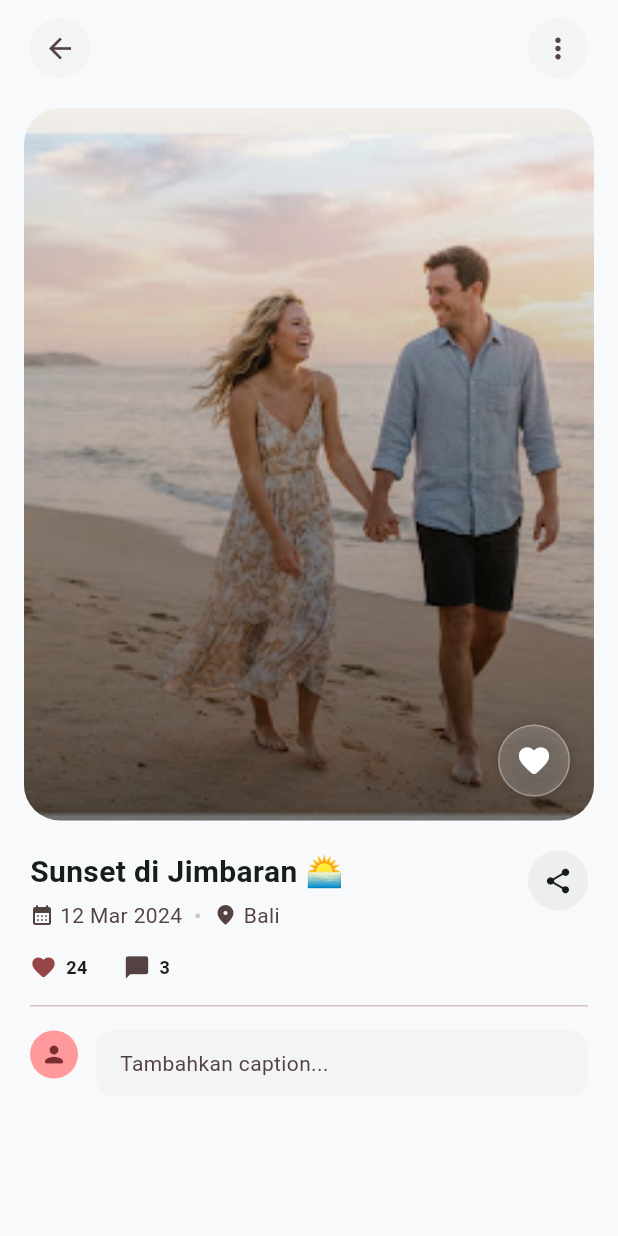
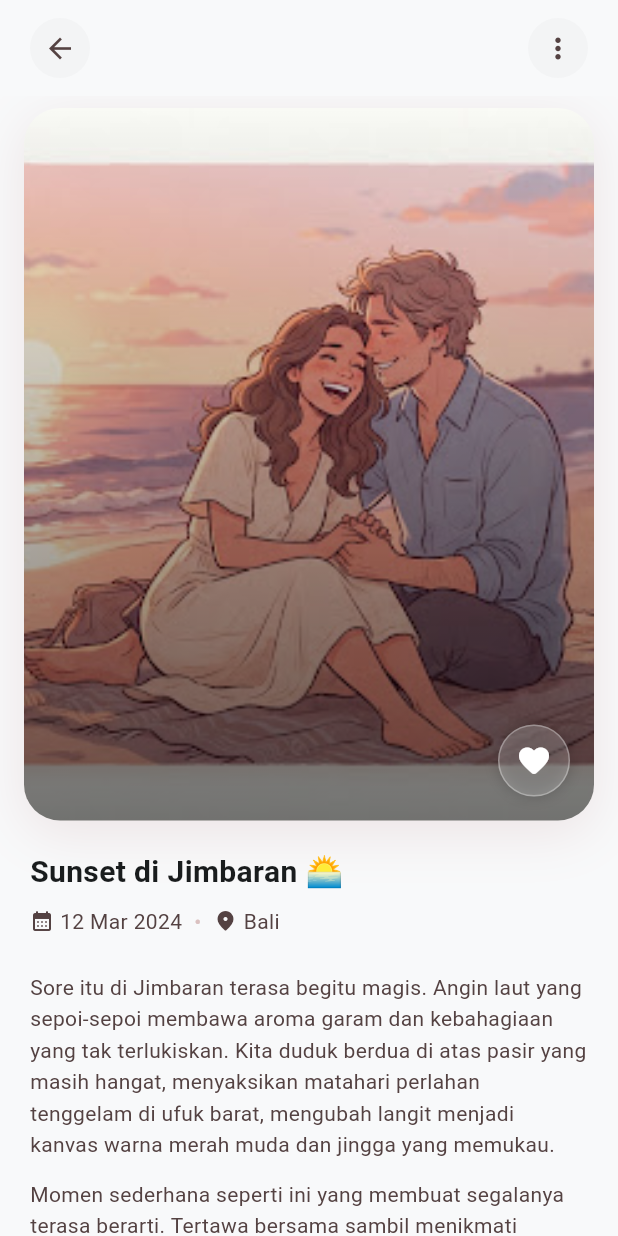
Before and after one commit to moonnstarina/Moonnlove, a Flutter app: the PhotoDetailScreen screen opened directly, on a phone screen of 412 x 824 dp. Run offline on Flutter 3.47's test engine with Material 3 defaults, Android fonts, the phone set to English and light mode, and no system bars; our stand-ins replace firebase_auth, firebase_core, firebase_database, firebase_storage, image_picker; accounts and stored records are empty.

Commit message:
feat: redesign detail foto LoveNest - shadow foto, gambar sunset, deskripsi 2 paragraf, like primary

```diff
--- a/lib/screens/photo_detail_screen.dart
+++ b/lib/screens/photo_detail_screen.dart
@@ -44,6 +44,11 @@ class _PhotoDetailScreenState extends State<PhotoDetailScreen> {
     'Rumah',
     'Bandung',
     'Yogyakarta',
+  ];
+
+  static const _descriptions = [
+    'Sore itu di Jimbaran terasa begitu magis. Angin laut yang sepoi-sepoi membawa aroma garam dan kebahagiaan yang tak terlukiskan. Kita duduk berdua di atas pasir yang masih hangat, menyaksikan matahari perlahan tenggelam di ufuk barat, mengubah langit menjadi kanvas warna merah muda dan jingga yang memukau.',
+    'Momen sederhana seperti ini yang membuat segalanya terasa berarti. Tertawa bersama sambil menikmati jagung bakar dan suara ombak yang tenang. Sebuah kenangan yang akan selalu tersimpan rapi di sudut hati yang paling hangat.',
   ];
 
   bool _liked = false;
@@ -105,9 +110,22 @@ class _PhotoDetailScreenState extends State<PhotoDetailScreen> {
   }
 
   Widget _buildPhotoCard(int index) {
-    final photoNumber = (index % 6) + 1;
+    final photoAsset = index == 0
+        ? 'assets/images/sunset.jpg'
+        : 'assets/images/album${(index % 6) + 1}.jpg';
     return Padding(
       padding: const EdgeInsets.symmetric(horizontal: 16),
+      child: DecoratedBox(
+        decoration: BoxDecoration(
+          borderRadius: BorderRadius.circular(24),
+          boxShadow: const [
+            BoxShadow(
+              color: Color(0x1F964549),
+              blurRadius: 30,
+              offset: Offset(0, 8),
+            ),
+          ],
+        ),
         child: AspectRatio(
           aspectRatio: 4 / 5,
         child: Stack(
@@ -116,7 +134,7 @@ class _PhotoDetailScreenState extends State<PhotoDetailScreen> {
             ClipRRect(
               borderRadius: BorderRadius.circular(24),
               child: Image.asset(
-                'assets/images/album$photoNumber.jpg',
+                photoAsset,
                 fit: BoxFit.cover,
                 errorBuilder: (_, __, ___) => Container(
                   decoration: const BoxDecoration(
@@ -134,13 +152,13 @@ class _PhotoDetailScreenState extends State<PhotoDetailScreen> {
                 ),
               ),
             ),
-            DecoratedBox(
+            const DecoratedBox(
               decoration: BoxDecoration(
-                borderRadius: BorderRadius.circular(24),
-                gradient: const LinearGradient(
-                  begin: Alignment.bottomCenter,
-                  end: Alignment.topCenter,
-                  colors: [Colors.black54, Colors.transparent],
+                borderRadius: BorderRadius.all(Radius.circular(24)),
+                gradient: LinearGradient(
+                  begin: Alignment.topCenter,
+                  end: Alignment.bottomCenter,
+                  colors: [Colors.transparent, Colors.black54],
                 ),
               ),
             ),
@@ -164,12 +182,15 @@ class _PhotoDetailScreenState extends State<PhotoDetailScreen> {
                   ),
                   child: Icon(
                     Icons.favorite_rounded,
-                    color: _liked ? const Color(0xFFFF999C) : Colors.white,
+                    color: _liked
+                        ? _primaryContainer
+                        : Colors.white,
                   ),
                 ),
               ),
             ),
           ],
+        ),
       ),
       ),
     );
@@ -181,13 +202,6 @@ class _PhotoDetailScreenState extends State<PhotoDetailScreen> {
       child: Column(
         crossAxisAlignment: CrossAxisAlignment.start,
         children: [
-          Row(
-            crossAxisAlignment: CrossAxisAlignment.start,
-            children: [
-              Expanded(
-                child: Column(
-                  crossAxisAlignment: CrossAxisAlignment.start,
-                  children: [
           Text(
             _titles[index],
             style: const TextStyle(
@@ -196,7 +210,7 @@ class _PhotoDetailScreenState extends State<PhotoDetailScreen> {
               color: _onSurface,
             ),
           ),
-                    const SizedBox(height: 4),
+          const SizedBox(height: 8),
           Row(
             children: [
               const Icon(
@@ -231,28 +245,22 @@ class _PhotoDetailScreenState extends State<PhotoDetailScreen> {
               ),
             ],
           ),
-                  ],
-                ),
-              ),
-              GestureDetector(
-                onTap: () {},
-                child: Container(
-                  width: 40,
-                  height: 40,
-                  decoration: const BoxDecoration(
-                    color: Color(0xFFEDEEEF),
-                    shape: BoxShape.circle,
-                  ),
-                  child: const Icon(
-                    Icons.share_rounded,
-                    color: _onSurface,
-                    size: 20,
+          const SizedBox(height: 24),
+          for (final paragraph in _descriptions)
+            Padding(
+              padding: const EdgeInsets.only(bottom: 12),
+              child: Text(
+                paragraph,
+                style: const TextStyle(
+                  fontSize: 14,
+                  height: 1.5,
+                  color: _onSurfaceVariant,
                 ),
               ),
             ),
-            ],
-          ),
-          const SizedBox(height: 16),
+          const SizedBox(height: 4),
+          const Divider(height: 1, thickness: 1, color: _outlineVariant),
+          const SizedBox(height: 12),
           Row(
             children: [
               _interaction(
```
Also changed, not shown: assets/images/sunset.jpg (added). Lines whose indentation alone changed are shown as unchanged.
